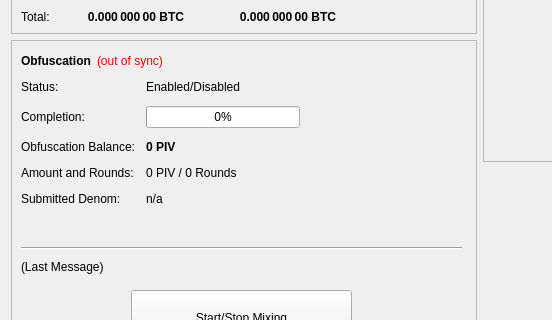
Above: src/qt/forms/overviewpage.ui from Beasta/Divicoin before the change; both pictures show x 0 to 552 and y 182 to 502 of the 960 by 615 pixel window. Below: the same form after it.
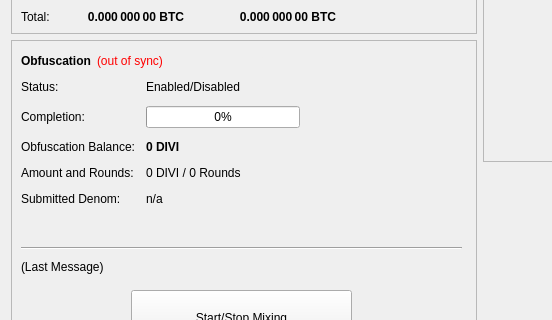
That is the form after the change.

Commit message: qt: refactored: DIVI units

```diff
--- a/src/qt/forms/overviewpage.ui
+++ b/src/qt/forms/overviewpage.ui
@@ -474,7 +474,7 @@
               </font>
              </property>
              <property name="text">
-              <string notr="true">0 PIV</string>
+              <string notr="true">0 DIVI</string>
              </property>
             </widget>
            </item>
@@ -488,7 +488,7 @@
            <item row="3" column="1">
             <widget class="QLabel" name="labelAmountRounds">
              <property name="text">
-              <string>0 PIV / 0 Rounds</string>
+              <string>0 DIVI / 0 Rounds</string>
              </property>
             </widget>
            </item>
```
The commit also changes 4 other files.
